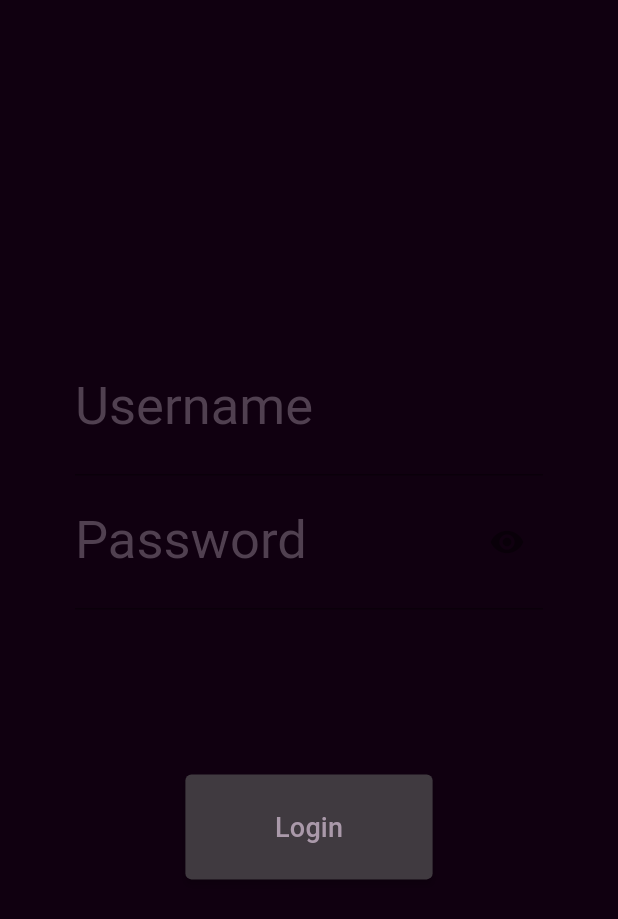
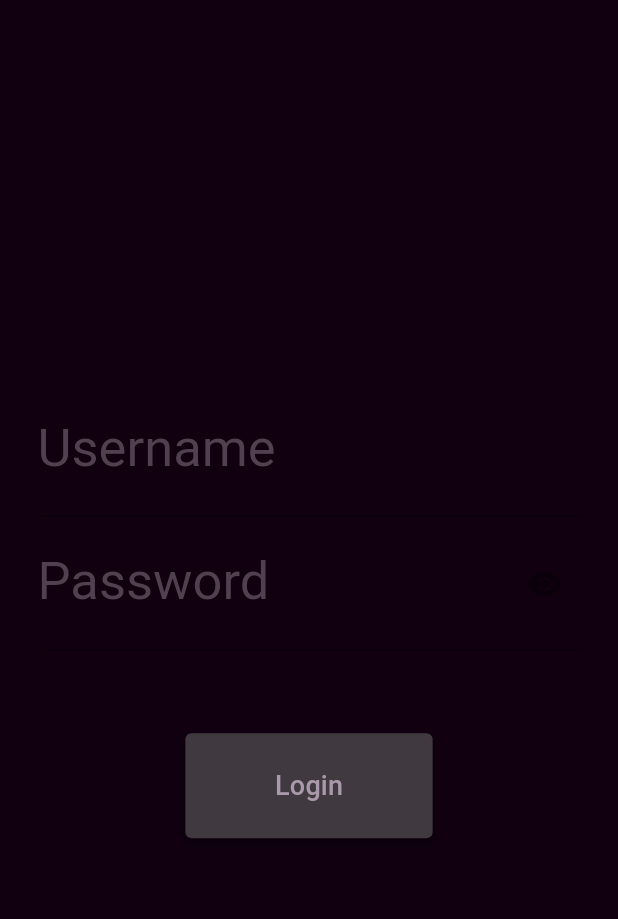
Before and after one commit to VToporan/WorkoutTracker, a Flutter app: the screen it shows after launch, after a tap on "Login", on a phone screen of 412 x 824 dp. Shown: the top 919 px of the screen. Run offline on Flutter 3.47's test engine with Material 2 defaults, Android fonts, the phone set to English and light mode, and no system bars; our stand-ins replace flutter_slidable.

Commit message:
Minor UI changes

```diff
--- /dev/null
+++ b/frontend/lib/components/error_component.dart
@@ -0,0 +1,27 @@
+import 'package:flutter/material.dart';
+
+class ErrorComponent extends StatefulWidget {
+  final String message;
+  const ErrorComponent({super.key, required this.message});
+
+  @override
+  State<ErrorComponent> createState() => ErrorComponentState();
+}
+
+class ErrorComponentState extends State<ErrorComponent> {
+  @override
+  Widget build(BuildContext context) {
+    return Padding(
+      padding: const EdgeInsets.only(top: 25),
+      child: widget.message != ""
+          ? Text(
+              widget.message,
+              style: const TextStyle(
+                color: Colors.red,
+                fontSize: 20,
+              ),
+            )
+          : null,
+    );
+  }
+}
--- a/frontend/lib/pages/validation.dart
+++ b/frontend/lib/pages/validation.dart
@@ -1,6 +1,7 @@
 import 'package:flutter/material.dart';
 
 import '../components/button_components.dart';
+import '../components/error_component.dart';
 import '../components/input_components.dart';
 
 class Validate extends StatefulWidget {
@@ -54,7 +55,7 @@ class ValidateState extends State<Validate> {
       setRegisterInputs();
     });
 
-    resetErrorMessage();
+    resetErrorMessages();
   }
 
   void attemptLogin() {
@@ -67,10 +68,10 @@ class ValidateState extends State<Validate> {
         };
 
     setState(() {
-      setRegisterInputs();
+      setLoginInputs();
     });
 
-    resetErrorMessage();
+    resetErrorMessages();
   }
 
   @override
@@ -80,27 +81,14 @@ class ValidateState extends State<Validate> {
         mainAxisAlignment: MainAxisAlignment.center,
         children: [
           Padding(
-            padding: const EdgeInsets.symmetric(horizontal: 50),
+            padding: const EdgeInsets.symmetric(horizontal: 25),
             child: Column(
               children: inputs,
             ),
           ),
+          ErrorComponent(message: errorMessage),
           Padding(
-            padding: const EdgeInsets.only(
-              top: 50,
-            ),
-            child: errorMessage != ""
-                ? Text(
-                    errorMessage,
-                    style: const TextStyle(
-                      color: Colors.red,
-                      fontSize: 20,
-                    ),
-                  )
-                : null,
-          ),
-          Padding(
-            padding: const EdgeInsets.only(top: 50),
+            padding: const EdgeInsets.only(top: 20),
             child: submitButton(),
           )
         ],
@@ -154,7 +142,7 @@ class ValidateState extends State<Validate> {
     ];
   }
 
-  void resetErrorMessage() {
+  void resetErrorMessages() {
     userError = "";
     emailError = "";
     passError = "";
```
